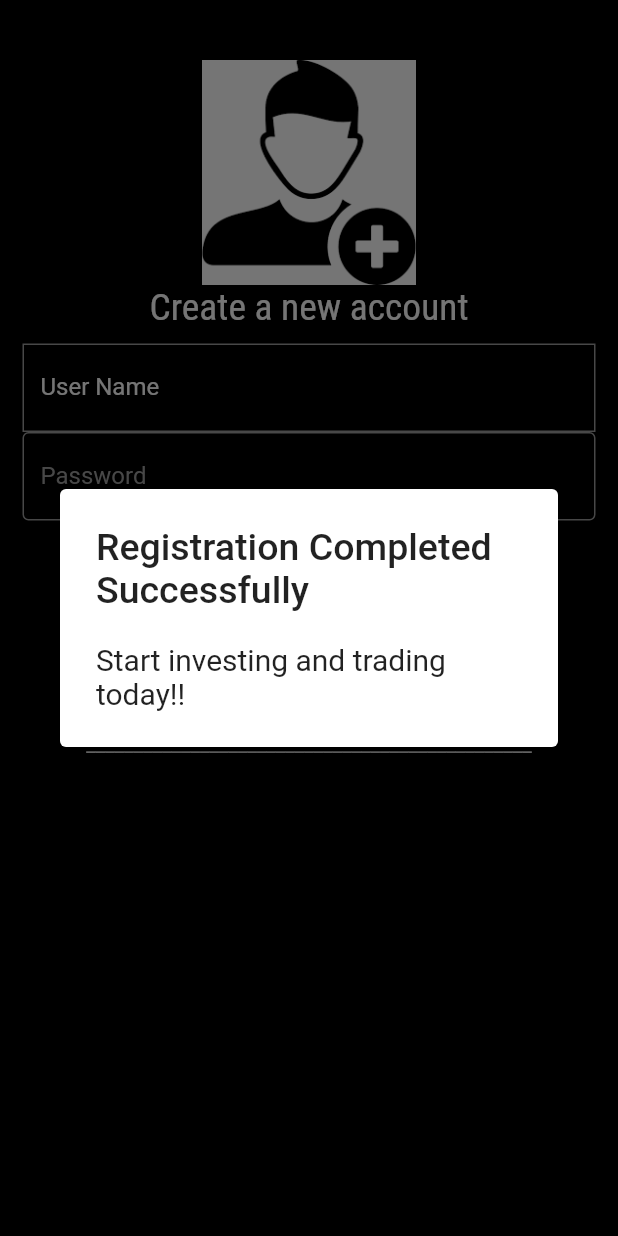
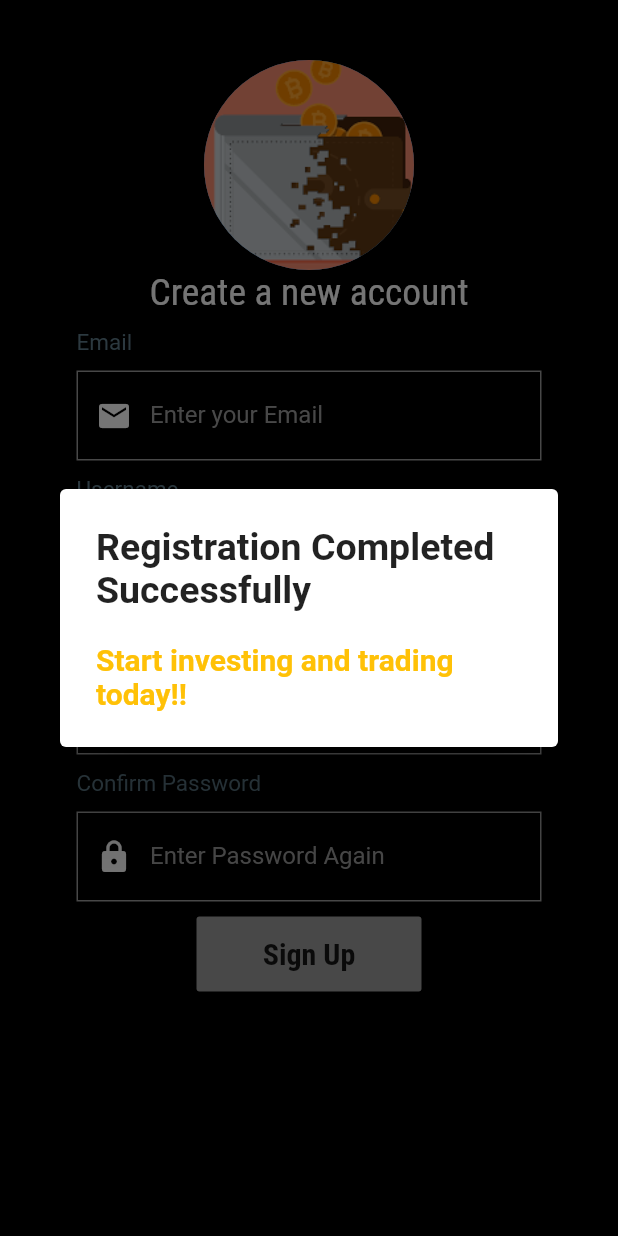
Before and after one commit to palaksinghania05/Crypto-Application, a Flutter app: the SignUp screen opened directly, after a tap on "Sign Up", on a phone screen of 412 x 824 dp. Run offline on Flutter 3.47's test engine with Material 2 defaults, Android fonts, the light colour scheme and no system bars; missing offline and left inert: flutter_auth_buttons, flutter_currency_converter; network calls fail; Roboto replaces fonts that are missing (RobotoCondensed).

Commit message:
set up sign up page

```diff
--- a/lib/app_widgets/exchange.dart
+++ b/lib/app_widgets/exchange.dart
@@ -1,23 +1,27 @@
 import 'package:crypto_app_basic/app_widgets/market.dart';
 import 'package:flutter/cupertino.dart';
 import 'package:flutter/material.dart';
+import 'package:flutter_currency_converter/Currency.dart';
 
 import 'api_requests.dart';
 
 // ignore: must_be_immutable
 class Exchange extends StatelessWidget{
   var cryptoData;
+  var name;
+  var price;
+
+  List<CustomCurrency> _subscribedList = [];
 
   Exchange(CustomCurrency cryptoData){
     this.cryptoData = cryptoData;
+    this.name = cryptoData.name;
+    this.price = double.parse(cryptoData.marketPrice).toStringAsFixed(3);
   }
-
 
   @override
   Widget build(BuildContext context) {
     // TODO: implement build
-    var name = cryptoData.name;
-    var price = double.parse(cryptoData.marketPrice).toStringAsFixed(3);
 
    return Scaffold(
      appBar: AppBar(
@@ -36,12 +40,7 @@ class Exchange extends StatelessWidget{
              SizedBox(height: 20,),
                    Text("Name - $name", style:TextStyle(color: Colors.white, fontSize: 15)),
              Text("Price in USD - \$$price", style:TextStyle(color: Colors.white, fontSize: 15)),
-
-                 ],
-               ),
-             )
-         )
-          /* Row(
+                 Row(
            children:[SizedBox(width: 60),
            RaisedButton(
          color: Colors.green,
@@ -50,6 +49,13 @@ class Exchange extends StatelessWidget{
          child: Text("Subscribe"),
          onPressed: (){
            print("$name Subscribed!!");
+           if(_subscribedList.contains(cryptoData.name))
+             alreadySubscribed(context);
+           else {
+             _subscribedList.add(cryptoData);
+             subscribed(context, name);
+           }
+           print(_subscribedList);
          },
        ),
            SizedBox(width: 70),
@@ -62,7 +68,63 @@ class Exchange extends StatelessWidget{
                print("$name Unsubscribed!!");
              },
            )]),
-   ])))*/);
+   ]))));
   }
+}
 
+void alreadySubscribed(BuildContext context) {
+  var alertDialog = AlertDialog(
+    elevation: 50,
+    title: Center(
+        child: Text(
+          "Uh Oh! Currency already Subscribed.",
+          style: TextStyle(fontSize: 25),
+        )),
+    actions: [
+      FlatButton(
+          onPressed: () {
+            Navigator.push(
+              context,
+              MaterialPageRoute(builder: (context) => Market()),
+            );
+          },
+          child: Text("Back",
+              style: TextStyle(color: Colors.blue, fontSize: 20, fontWeight: FontWeight.bold),
+              textAlign: TextAlign.center),
+      )
+    ],
+  );
+  showDialog(
+      context: context,
+      builder: (BuildContext context) {
+        return alertDialog;
+      });
 }
+
+void subscribed(BuildContext context, var name) {
+  var alertDialog = AlertDialog(
+    elevation: 50,
+    title: Center(
+        child: Text(
+          "$name Subscribed!",
+          style: TextStyle(fontSize: 25),
+        )),
+    actions: [
+      FlatButton(
+          onPressed: () {
+            Navigator.push(
+              context,
+              MaterialPageRoute(builder: (context) => Market()),
+            );
+          },
+          child: Text("Back",
+              style: TextStyle(color: Colors.blue, fontSize: 20, fontWeight: FontWeight.bold),
+              textAlign: TextAlign.center))
+    ],
+  );
+  showDialog(
+      context: context,
+      builder: (BuildContext context) {
+        return alertDialog;
+      });
+}
--- a/lib/app_widgets/explorer.dart
+++ b/lib/app_widgets/explorer.dart
@@ -1,7 +1,7 @@
 import 'package:crypto_app_basic/app_widgets/dashboard.dart';
 import 'package:crypto_app_basic/app_widgets/exchange.dart';
 import 'package:crypto_app_basic/app_widgets/market.dart';
-import 'package:crypto_app_basic/app_widgets/sign_in.dart';
+import 'package:crypto_app_basic/app_widgets/sign_In.dart';
 import 'package:flutter/material.dart';
 
 class Explorer extends StatelessWidget {
@@ -50,12 +50,16 @@ class Explorer extends StatelessWidget {
                 currentAccountPicture: CircleAvatar(
                     //foregroundColor: Colors.black,
                     backgroundColor: Colors.black38,
-                    child: Text("User\nPicture",
+                    child: CircleAvatar(
+                      backgroundImage: AssetImage('images/signup.png'),
+                      radius: 100,
+                    )
+                  /*Text("User\nPicture",
                         style: TextStyle(
                           fontSize: 15.0,
                         ))),
-                decoration: BoxDecoration(color: Colors.blueGrey),
-              )),
+                decoration: BoxDecoration(color: Colors.blueGrey)),*/
+              ),)),
               ListTile(
                 leading: Icon(Icons.dashboard_outlined),
                 title: Text("Dashboard"),
--- /dev/null
+++ b/lib/app_widgets/signUp.dart
@@ -0,0 +1,280 @@
+import 'package:crypto_app_basic/app_widgets/sign_In.dart';
+import 'package:flutter/cupertino.dart';
+import 'package:flutter/material.dart';
+
+class ImageAsset extends StatelessWidget {
+  @override
+  Widget build(BuildContext context) {
+    // TODO: implement build
+    return CircleAvatar(
+      radius: 70,
+      backgroundColor: Colors.grey,
+      child: CircleAvatar(
+        backgroundImage: AssetImage('images/cryptowallet.png'),
+        radius: 70,
+      ),
+    );
+  }
+}
+
+class SignUpButton extends StatelessWidget {
+  @override
+  Widget build(BuildContext context) {
+    // TODO: implement build
+    return Container(
+        // ignore: deprecated_member_use
+        child: RaisedButton(
+          child: Text(
+            "Sign Up",
+            style: TextStyle(
+              fontSize: 20,
+              fontFamily: "Roboto Condensed",
+              fontWeight: FontWeight.w700,
+            ),
+          ),
+          color: Colors.grey,
+          elevation: 100.0,
+          onPressed: () {
+            //action
+            signUp(context);
+          },
+        ),
+        width: 150,
+        height: 50);
+  }
+
+  void signUp(BuildContext context) {
+    var alertDialog = AlertDialog(
+      title: Text(
+        "Registration Completed Successfully",
+        style: TextStyle(fontSize: 25, fontWeight: FontWeight.bold),
+      ),
+      content: Text(
+        "Start investing and trading today!!",
+        style: TextStyle(fontSize: 20, fontWeight: FontWeight.bold, color: Colors.amber),
+      ),
+    );
+    showDialog(
+        context: context,
+        builder: (BuildContext context) {
+          return alertDialog;
+        });
+  }
+}
+
+class SignUp extends StatelessWidget {
+  @override
+  Widget build(BuildContext context) {
+    // TODO: implement build
+    return Scaffold(
+        body: Center(
+        child: Container(
+        alignment: Alignment.center,
+        color: Colors.black,
+        child: Padding(
+            padding: EdgeInsets.all(15),
+            child: Column(
+              children: <Widget>[
+                SizedBox(height: 25),
+                ImageAsset(),
+                //SizedBox(height: 15),
+                Text(
+                  "Create a new account",
+                  textDirection: TextDirection.ltr,
+                  style: TextStyle(
+                      decoration: TextDecoration.none,
+                      fontSize: 25,
+                      color: Colors.white,
+                      fontFamily: "Roboto Condensed",
+                      fontStyle: FontStyle.normal,
+                      fontWeight: FontWeight.normal
+                  ),
+                ),
+                SizedBox(height: 10),
+                EmailEntry(),
+                SizedBox(height: 10),
+                UsernameEntry(),
+                SizedBox(height: 10),
+                NewPasswordEntry(),
+                SizedBox(height: 10),
+                ConfirmPasswordEntry(),
+                SizedBox(height: 10),
+                SignUpButton()
+              ],
+            )
+        )))
+    );
+  }
+}
+
+class EmailEntry extends StatelessWidget {
+  @override
+  Widget build(BuildContext context) {
+    // TODO: implement build
+    return Column(
+      crossAxisAlignment: CrossAxisAlignment.start,
+      children: <Widget>[
+        Text(
+          'Email',
+          style: TextStyle(
+            color: Colors.blueGrey,
+            fontSize: 15,
+          ),
+        ),
+        SizedBox(height: 10.0),
+        Container(
+          alignment: Alignment.centerLeft,
+          height: 60.0,
+          width: 310.0,
+          decoration: BoxDecoration(border: Border.all(color: Colors.grey)),
+          child: TextField(
+            keyboardType: TextInputType.emailAddress,
+            style: TextStyle(
+              color: Colors.white,
+              fontFamily: 'RobotoCondensed',
+            ),
+            decoration: InputDecoration(
+                contentPadding: EdgeInsets.only(top: 14.0, bottom: 14.0),
+                prefixIcon: Icon(
+                  Icons.email,
+                  color: Colors.white,
+                ),
+                hintText: 'Enter your Email',
+                hintStyle: TextStyle(color: Colors.grey)),
+          ),
+        ),
+      ],
+    );
+  }
+}
+
+class UsernameEntry extends StatelessWidget {
+  @override
+  Widget build(BuildContext context) {
+    // TODO: implement build
+    return Column(
+      crossAxisAlignment: CrossAxisAlignment.start,
+      children: <Widget>[
+        Text(
+          'Username',
+          style: TextStyle(
+            color: Colors.blueGrey,
+            fontSize: 15,
+          ),
+        ),
+        SizedBox(height: 10.0),
+        Container(
+          alignment: Alignment.centerLeft,
+          height: 60.0,
+          width: 310.0,
+          decoration: BoxDecoration(border: Border.all(color: Colors.grey)),
+          child: TextField(
+            keyboardType: TextInputType.text,
+            style: TextStyle(
+              color: Colors.white,
+              fontFamily: 'RobotoCondensed',
+            ),
+            decoration: InputDecoration(
+                contentPadding: EdgeInsets.only(top: 14.0, bottom: 14.0),
+                suffixIcon: Icon(
+    Icons.info,
+    color: Colors.white,
+    ),
+                prefixIcon: Icon(
+                  Icons.person,
+                  color: Colors.white,
+                ),
+                hintText: 'Your username',
+                hintStyle: TextStyle(color: Colors.grey))
+          ),
+        ),
+      ],
+    );
+  }
+}
+
+class NewPasswordEntry extends StatelessWidget {
+  @override
+  Widget build(BuildContext context) {
+    // TODO: implement build
+    return Column(
+      crossAxisAlignment: CrossAxisAlignment.start,
+      children: <Widget>[
+        Text(
+          'Password',
+          style: TextStyle(
+            color: Colors.blueGrey,
+            fontSize: 15,
+          ),
+        ),
+        SizedBox(height: 10.0),
+        Container(
+          alignment: Alignment.centerLeft,
+          height: 60.0,
+          width: 310.0,
+          decoration: BoxDecoration(border: Border.all(color: Colors.grey)),
+          child: TextField(
+            obscureText: true,
+            autocorrect: false,
+            enableSuggestions: false,
+            style: TextStyle(
+              color: Colors.white,
+              fontFamily: 'RobotoCondensed',
+            ),
+            decoration: InputDecoration(
+                contentPadding: EdgeInsets.only(top: 14.0, bottom: 14.0),
+                prefixIcon: Icon(
+                  Icons.lock,
+                  color: Colors.white,
+                ),
+                hintText: 'Enter New Password',
+                hintStyle: TextStyle(color: Colors.grey)),
+          ),
+        ),
+      ],
+    );
+  }
+}
+
+class ConfirmPasswordEntry extends StatelessWidget {
+  @override
+  Widget build(BuildContext context) {
+    // TODO: implement build
+    return Column(
+      crossAxisAlignment: CrossAxisAlignment.start,
+      children: <Widget>[
+        Text(
+          'Confirm Password',
+          style: TextStyle(
+            color: Colors.blueGrey,
+            fontSize: 15,
+          ),
+        ),
+        SizedBox(height: 10.0),
+        Container(
+          alignment: Alignment.centerLeft,
+          height: 60.0,
+          width: 310.0,
+          decoration: BoxDecoration(border: Border.all(color: Colors.grey)),
+          child: TextField(
+            obscureText: true,
+            autocorrect: false,
+            enableSuggestions: false,
+            style: TextStyle(
+              color: Colors.white,
+              fontFamily: 'RobotoCondensed',
+            ),
+            decoration: InputDecoration(
+                contentPadding: EdgeInsets.only(top: 14.0, bottom: 14.0),
+                prefixIcon: Icon(
+                  Icons.lock,
+                  color: Colors.white,
+                ),
+                hintText: 'Enter Password Again',
+                hintStyle: TextStyle(color: Colors.grey)),
+          ),
+        ),
+      ],
+    );
+  }
+}
--- a/lib/app_widgets/sign_in.dart
+++ b/lib/app_widgets/sign_In.dart
@@ -1,5 +1,5 @@
 import 'package:crypto_app_basic/app_widgets/explorer.dart';
-import 'package:crypto_app_basic/app_widgets/dashboard.dart';
+import 'package:crypto_app_basic/app_widgets/signUp.dart';
 import 'package:flutter_auth_buttons/flutter_auth_buttons.dart';
 import 'package:flutter/material.dart';
 
@@ -37,14 +37,14 @@ class SignInButton extends StatelessWidget {
           elevation: 100.0,
           onPressed: () {
             //action
-            signUp(context);
+            signIn(context);
           },
         ),
         width: 100,
         height: 50);
   }
 
-  void signUp(BuildContext context) {
+  void signIn(BuildContext context) {
     var alertDialog = AlertDialog(
       elevation: 50,
       title: Center(
@@ -54,7 +54,8 @@ class SignInButton extends StatelessWidget {
       )),
       content: Text(
         "Click here \nto go to Home Page",
-        style: TextStyle(color: Colors.green, fontWeight: FontWeight.bold, fontSize: 18),
+        style: TextStyle(
+            color: Colors.green, fontWeight: FontWeight.bold, fontSize: 18),
         textAlign: TextAlign.center,
       ),
       actions: [
@@ -66,7 +67,10 @@ class SignInButton extends StatelessWidget {
               );
             },
             child: Text("Go to Home Page",
-                style: TextStyle(color: Colors.blue, fontSize: 20, fontWeight: FontWeight.bold),
+                style: TextStyle(
+                    color: Colors.blue,
+                    fontSize: 20,
+                    fontWeight: FontWeight.bold),
                 textAlign: TextAlign.center))
       ],
     );
@@ -84,7 +88,8 @@ class SignIn extends StatelessWidget {
     // TODO: implement build
     return Scaffold(
         resizeToAvoidBottomInset: false,
-        body: Center(
+        body: SingleChildScrollView(
+            child: Center(
                 child: Container(
                     alignment: Alignment.center,
                     color: Colors.black,
@@ -95,16 +100,17 @@ class SignIn extends StatelessWidget {
                       RichText(
                           text: TextSpan(
                               text: 'MyCrypt',
-                          style: TextStyle(color: Colors.white, fontSize: 25),
+                              style:
+                                  TextStyle(color: Colors.white, fontSize: 25),
                               children: <TextSpan>[
                             TextSpan(
                               text: 'Wallet',
-                          style:
-                              TextStyle(color: Colors.blueAccent, fontSize: 18),
+                              style: TextStyle(
+                                  color: Colors.blueAccent, fontSize: 18),
                             ),
                           ])),
                       SizedBox(height: 20.0),
-                  EmailEntry(),
+                      UsernameEntry(),
                       SizedBox(height: 10.0),
                       PasswordEntry(),
                       ForgetPassword(),
@@ -116,11 +122,11 @@ class SignIn extends StatelessWidget {
                               color: Colors.grey, fontWeight: FontWeight.w400)),
                       SocialPages(),
                       CreateAccount()
-                ]))));
+                    ])))));
   }
 }
 
-class EmailEntry extends StatelessWidget {
+class UsernameEntry extends StatelessWidget {
   @override
   Widget build(BuildContext context) {
     // TODO: implement build
@@ -128,7 +134,7 @@ class EmailEntry extends StatelessWidget {
       crossAxisAlignment: CrossAxisAlignment.start,
       children: <Widget>[
         Text(
-          'Email',
+          'Username',
           style: TextStyle(
             color: Colors.blueGrey,
             fontSize: 15,
@@ -141,19 +147,23 @@ class EmailEntry extends StatelessWidget {
           width: 310.0,
           decoration: BoxDecoration(border: Border.all(color: Colors.grey)),
           child: TextField(
-            keyboardType: TextInputType.emailAddress,
+              keyboardType: TextInputType.text,
               style: TextStyle(
                 color: Colors.white,
                 fontFamily: 'RobotoCondensed',
               ),
               decoration: InputDecoration(
                   contentPadding: EdgeInsets.only(top: 14.0, bottom: 14.0),
-                prefixIcon: Icon(
-                  Icons.email,
+                  suffixIcon: Icon(
+                    Icons.info,
                     color: Colors.white,
                   ),
-                hintText: 'Enter your Email',
-                hintStyle: TextStyle(color: Colors.grey)),
+                  prefixIcon: Icon(
+                    Icons.person_rounded,
+                    color: Colors.white,
+                  ),
+                  hintText: 'Your username',
+                  hintStyle: TextStyle(color: Colors.grey))
           ),
         ),
       ],
@@ -215,7 +225,8 @@ class ForgetPassword extends StatelessWidget {
         //padding: EdgeInsets.only(right: 0.0),
         child: Text(
           'Forgot Password?',
-          style: TextStyle(color: Colors.blueAccent, fontWeight: FontWeight.w400),
+          style:
+              TextStyle(color: Colors.blueAccent, fontWeight: FontWeight.w400),
         ),
       ),
     );
@@ -253,7 +264,14 @@ class CreateAccount extends StatelessWidget {
   Widget build(BuildContext context) {
     // TODO: implement build
     return GestureDetector(
-      onTap: () => print('Sign Up Button Pressed'),
+      onTap: () => {
+        print('Sign Up Button Pressed'),
+      Navigator.push(
+      context,
+      MaterialPageRoute(builder: (context) =>
+      SignUp(),
+      ))
+      },
       child: RichText(
         text: TextSpan(
           children: [
--- a/lib/app_widgets/signup.dart
+++ /dev/null
@@ -1,159 +0,0 @@
-
-import 'package:flutter/cupertino.dart';
-import 'package:flutter/material.dart';
-
-class ImageAsset extends StatelessWidget {
-  @override
-  Widget build(BuildContext context) {
-    // TODO: implement build
-    return Image(
-        image: AssetImage('images/signup.png'),
-        width: 150,
-        height: 150,
-        alignment: Alignment.topCenter);
-  }
-}
-
-class SignUpButton extends StatelessWidget {
-  @override
-  Widget build(BuildContext context) {
-    // TODO: implement build
-    return Container(
-        // ignore: deprecated_member_use
-        child: RaisedButton(
-          child: Text(
-            "Sign Up",
-            style: TextStyle(
-              fontSize: 20,
-              fontFamily: "Roboto Condensed",
-              fontWeight: FontWeight.w700,
-            ),
-          ),
-          color: Colors.grey,
-          elevation: 100.0,
-          onPressed: () {
-            //action
-            signUp(context);
-          },
-        ),
-        width: 150,
-        height: 50);
-  }
-
-  void signUp(BuildContext context) {
-    var alertDialog = AlertDialog(
-      title: Text(
-        "Registration Completed Successfully",
-        style: TextStyle(fontSize: 25),
-      ),
-      content: Text(
-        "Start investing and trading today!!",
-        style: TextStyle(fontSize: 20),
-      ),
-    );
-    showDialog(
-        context: context,
-        builder: (BuildContext context) {
-          return alertDialog;
-        });
-  }
-}
-
-class SignUp extends StatelessWidget {
-  @override
-  Widget build(BuildContext context) {
-    // TODO: implement build
-    return Scaffold(
-        body: Center(
-        child: Container(
-        alignment: Alignment.center,
-        color: Colors.black,
-        child: Padding(
-            padding: EdgeInsets.all(15),
-            child: Column(
-              children: <Widget>[
-                SizedBox(height: 25),
-                ImageAsset(),
-                //SizedBox(height: 15),
-                Text(
-                  "Create a new account",
-                  textDirection: TextDirection.ltr,
-                  style: TextStyle(
-                      decoration: TextDecoration.none,
-                      fontSize: 25,
-                      color: Colors.white,
-                      fontFamily: "Roboto Condensed",
-                      fontStyle: FontStyle.normal,
-                      fontWeight: FontWeight.normal
-                  ),
-                ),
-                SizedBox(height: 10),
-                Padding(
-                  padding: EdgeInsets.zero,
-                  child: TextField(
-                    decoration: InputDecoration(
-                        enabledBorder: OutlineInputBorder(
-                          borderRadius: BorderRadius.all(Radius.zero),
-                          borderSide: BorderSide(
-                          color: Colors.grey,
-                        ),
-                      ),
-                      labelText: 'User Name',
-                      labelStyle: TextStyle(
-                        color: Colors.white
-                      ),
-                      hintText: 'Enter Your Name',
-                      hintStyle: TextStyle(
-                        color: Colors.white
-
-                      )
-                    ),
-                  ),
-                ),
-                Padding(
-                  padding: EdgeInsets.zero,
-                  child: TextField(
-                    //obscureText: true,
-                    decoration: InputDecoration(
-                      enabledBorder: OutlineInputBorder(
-                        borderSide: BorderSide(
-                          color: Colors.grey,
-                        ),
-                      ),
-                      labelText: 'Password',
-                      labelStyle: TextStyle(
-                        color: Colors.grey
-                      ),
-                      hintText: 'Enter Password',
-                        hintStyle: TextStyle(
-                            color: Colors.white
-                        )
-                    ),
-                    autofocus: true,
-                  ),
-                ),
-                SizedBox(height: 15),
-                Text("Forget Password?",
-                style: TextStyle(
-                  color: Colors.white,
-                  fontSize: 15
-                )),
-                SizedBox(height: 10),
-                Text("Reset Password",
-                    style: TextStyle(
-                        color: Colors.blue,
-                        fontSize: 15
-                    )),
-                SizedBox(height: 15),
-                SignUpButton(),
-                SizedBox(height: 15),
-                Text("_______________________________________________",
-                style: TextStyle(
-                  color: Colors.white
-                ),)
-              ],
-            )
-        )))
-    );
-  }
-}
--- a/lib/main.dart
+++ b/lib/main.dart
@@ -1,5 +1,5 @@
 import 'package:flutter/material.dart';
-import 'package:crypto_app_basic/app_widgets/sign_in.dart';
+import 'package:crypto_app_basic/app_widgets/sign_In.dart';
 
 void main() async {
   runApp(MyCryptWallet());
```
Lines whose indentation alone changed are shown as unchanged.
